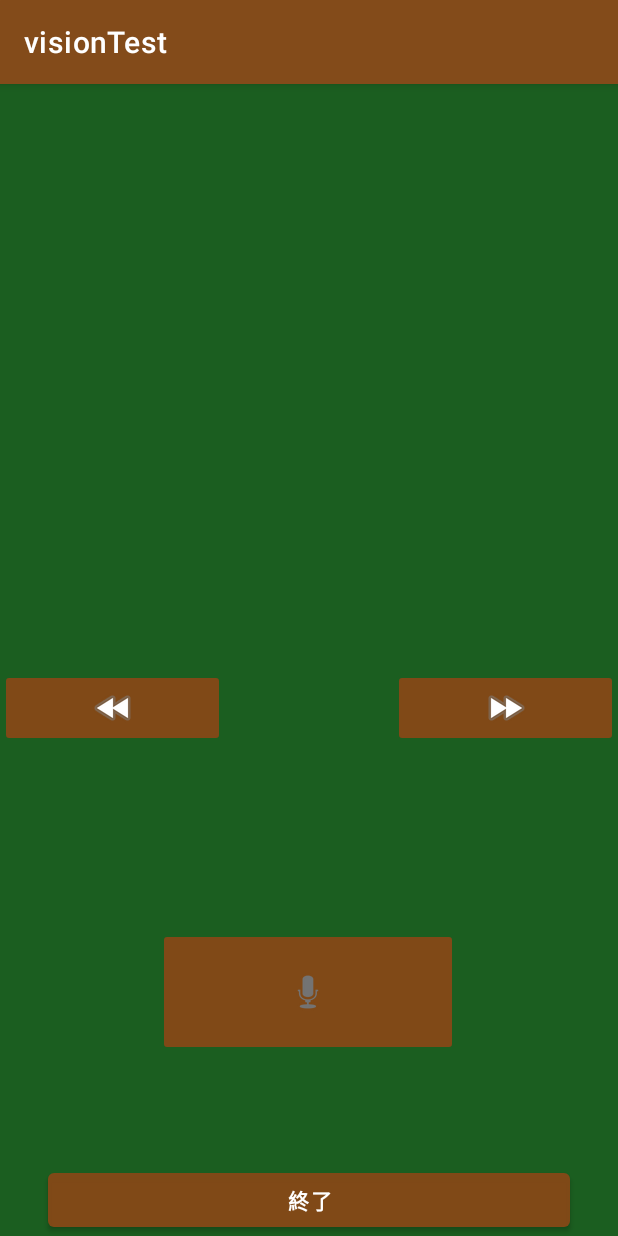
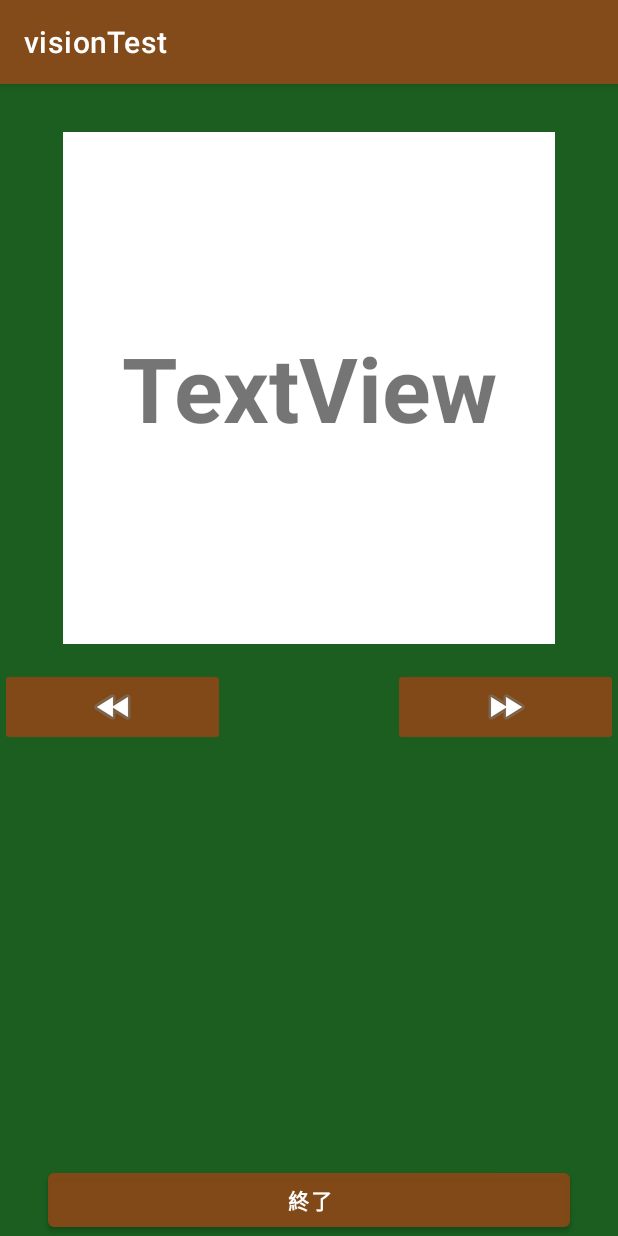
Before and after one commit to s20020/visionTest, an Android app: the StudyEnglish screen opened directly, with no data from a screen before it, on a phone screen of 412 x 824 dp. Run offline under Robolectric (Android 15) with nearby library versions, the phone set to English and light mode, and no system bars.

Commit message:
フラグメントをつかって、移動できてきた。 次は、レイアウトをしっかりさせるのと、実際に、単語をいれてみる。

```diff
--- /dev/null
+++ b/app/src/main/java/jp/ac/it_college/std/s20020/visiontest/JaText.kt
@@ -0,0 +1,27 @@
+package jp.ac.it_college.std.s20020.visiontest
+
+import android.os.Bundle
+import androidx.fragment.app.Fragment
+import android.view.LayoutInflater
+import android.view.View
+import android.view.ViewGroup
+
+class JaText : Fragment() {
+
+    override fun onCreate(savedInstanceState: Bundle?) {
+        super.onCreate(savedInstanceState)
+
+    }
+
+    override fun onCreateView(
+        inflater: LayoutInflater, container: ViewGroup?,
+        savedInstanceState: Bundle?
+    ): View? {
+        // Inflate the layout for this fragment
+        return inflater.inflate(R.layout.fragment_ja_text, container, false)
+    }
+
+
+
+
+}
--- /dev/null
+++ b/app/src/main/java/jp/ac/it_college/std/s20020/visiontest/Nothing.kt
@@ -0,0 +1,27 @@
+package jp.ac.it_college.std.s20020.visiontest
+
+import android.os.Bundle
+import androidx.fragment.app.Fragment
+import android.view.LayoutInflater
+import android.view.View
+import android.view.ViewGroup
+
+
+class Nothing : Fragment() {
+
+    override fun onCreate(savedInstanceState: Bundle?) {
+        super.onCreate(savedInstanceState)
+
+    }
+
+    override fun onCreateView(
+        inflater: LayoutInflater, container: ViewGroup?,
+        savedInstanceState: Bundle?
+    ): View? {
+        // Inflate the layout for this fragment
+        return inflater.inflate(R.layout.fragment_nothing, container, false)
+    }
+
+
+
+}
--- a/app/src/main/java/jp/ac/it_college/std/s20020/visiontest/StudyEnglish.kt
+++ b/app/src/main/java/jp/ac/it_college/std/s20020/visiontest/StudyEnglish.kt
@@ -1,11 +1,13 @@
 package jp.ac.it_college.std.s20020.visiontest
 
+import android.R
 import android.content.Intent
 import androidx.appcompat.app.AppCompatActivity
 import android.os.Bundle
 import android.speech.tts.TextToSpeech
 import android.speech.tts.UtteranceProgressListener
 import android.util.Log
+import androidx.fragment.app.Fragment
 import jp.ac.it_college.std.s20020.visiontest.databinding.ActivityStudyEnglishBinding
 
 class StudyEnglish : AppCompatActivity(), TextToSpeech.OnInitListener  {
@@ -26,10 +28,30 @@ class StudyEnglish : AppCompatActivity(), TextToSpeech.OnInitListener  {
         var list_number = intent.getIntExtra("LIST_NUMBER",0)
         val en_list = intent.getStringArrayListExtra("ENLIST")
         val ja_list = intent.getStringArrayListExtra("JALIST")
+        val which = intent.getStringExtra("A")
+
+
 
         // TTS インスタンス生成
         textToSpeech = TextToSpeech(this, this)
-        binding.speekerBtn.setOnClickListener{ speechText() }
+//        binding.speekerBtn.setOnClickListener{ speechText() }
+
+        //Fragmenのインスタンスを生成
+        val enText = EnText()
+        val jaText = JaText()
+        val speech = Speech()
+        val nothing = Nothing()
+
+        //
+        if(which == "English") {
+            replaceFragment(enText)
+            buttonFragment(speech)
+        }else {
+            replaceFragment(jaText)
+            buttonFragment(nothing)
+        }
+
+
 
         //最初の画面のときはleftボタンを押せなくする
         if(list_number == 0){
@@ -50,7 +72,7 @@ class StudyEnglish : AppCompatActivity(), TextToSpeech.OnInitListener  {
         println(ja_list?.get(10))
 
         //２つでセットのため÷２している
-        binding.studyEnText.text = en_list?.get(list_number/2)
+//        binding.studyEnText.text = en_list?.get(list_number/2)
 
 
 
@@ -61,26 +83,102 @@ class StudyEnglish : AppCompatActivity(), TextToSpeech.OnInitListener  {
         }
 
 
+        //１つ次へ
         binding.rightBtn.setOnClickListener{
-            val intent = Intent(this, StudyJapanese::class.java)
-            intent.putStringArrayListExtra("ENLIST", en_list)
-            intent.putStringArrayListExtra("JALIST", ja_list)
             list_number += 1
-            intent.putExtra("LIST_NUMBER", list_number)
             println(list_number)
-            startActivity(intent)
-            overridePendingTransition(R.anim.slide_in_right, R.anim.slide_out_left)
+            val fragment = supportFragmentManager.fragments
+            println(fragment)
+            if(jaText in fragment) {
+                replaceFragment(enText)
+                buttonFragment(speech)
+            }else {
+                replaceFragment(jaText)
+                buttonFragment(nothing)
+            }
+
+
+//            val intent = Intent(this, StudyJapanese::class.java)
+//            intent.putStringArrayListExtra("ENLIST", en_list)
+//            intent.putStringArrayListExtra("JALIST", ja_list)
+//            list_number += 1
+//            intent.putExtra("LIST_NUMBER", list_number)
+//            println(list_number)
+//            startActivity(intent)
+//            overridePendingTransition(R.anim.slide_in_right, R.anim.slide_out_left)
         }
 
+        //一つ前へ
         binding.leftBtn.setOnClickListener {
-            finish()
-            overridePendingTransition(R.anim.slide_in_left, R.anim.slide_out_right)
+//            finish()
+//            overridePendingTransition(R.anim.slide_in_left, R.anim.slide_out_right)
+
+            list_number -= 1
+            println(list_number)
+
+            val fragment = supportFragmentManager.fragments
+            println(fragment)
+            if(jaText in fragment) {
+                back(jaText, nothing)
+            }else {
+                back(enText, speech)
+            }
+
         }
 
 
     }
 
-    override fun onInit(status: Int) {
+    //フラグメントを入れ替えるための操作・・TEXT
+    fun replaceFragment(fragment: Fragment) {
+        val fragmentManager = supportFragmentManager
+        val fragmentTransaction = fragmentManager.beginTransaction()
+
+        fragmentTransaction.setCustomAnimations(
+            //遷移するとき
+            jp.ac.it_college.std.s20020.visiontest.R.anim.slide_in_right, jp.ac.it_college.std.s20020.visiontest.R.anim.slide_out_left,
+            //戻るときpopBackStack()
+            R.anim.slide_in_left, R.anim.slide_out_right
+        )
+        fragmentTransaction.replace(binding.container.id, fragment)
+        //画面を保存しておく
+        fragmentTransaction.addToBackStack(null)
+
+        fragmentTransaction.commit()
+    }
+
+    //フラグメントを入れ替えるための操作・・Speecer
+    fun buttonFragment(fragment: Fragment) {
+        val fragmentManager = supportFragmentManager
+        val fragmentTransaction = fragmentManager.beginTransaction()
+
+        fragmentTransaction.setCustomAnimations(
+            //遷移するとき
+            jp.ac.it_college.std.s20020.visiontest.R.anim.slide_in_right, jp.ac.it_college.std.s20020.visiontest.R.anim.slide_out_left,
+            //戻るときpopBackStack()
+            R.anim.slide_in_left, R.anim.slide_out_right
+        )
+
+        fragmentTransaction.replace(binding.container1.id, fragment)
+        //画面を保存しておく
+        fragmentTransaction.addToBackStack(null)
+
+        fragmentTransaction.commit()
+    }
+
+    fun back(fragment: Fragment, fragment1: Fragment) {
+        val fragmentManager = supportFragmentManager
+        val fragmentTransaction = fragmentManager.beginTransaction()
+//        fragment.parentFragmentManager.beginTransacRtion().remove(fragment).commit()
+        fragment.parentFragmentManager.popBackStack()
+        fragment1.parentFragmentManager.popBackStack()
+    }
+
+
+
+
+
+        override fun onInit(status: Int) {
          // TTS初期化
         if (TextToSpeech.SUCCESS == status) {
             Log.d("debug", "initialized")
@@ -99,22 +197,22 @@ class StudyEnglish : AppCompatActivity(), TextToSpeech.OnInitListener  {
         textToSpeech?.setPitch(1.0.toFloat())
     }
 
-    private fun speechText() {
-        val editor = binding.studyEnText
-        // EditTextからテキストを取得
-        val string = editor.text.toString()
-
-        if (0 < string.length) {
-            if (textToSpeech!!.isSpeaking()) {
-                textToSpeech!!.stop()
-                return
-            }
-            setSpeechRate()
-            setSpeechPitch()
-            textToSpeech!!.speak(string, TextToSpeech.QUEUE_FLUSH, null, "messageID")
-            setTtsListener()
-        }
-    }
+//    private fun speechText() {
+//        val editor = binding.studyEnText
+//        // EditTextからテキストを取得
+//        val string = editor.text.toString()
+//
+//        if (0 < string.length) {
+//            if (textToSpeech!!.isSpeaking()) {
+//                textToSpeech!!.stop()
+//                return
+//            }
+//            setSpeechRate()
+//            setSpeechPitch()
+//            textToSpeech!!.speak(string, TextToSpeech.QUEUE_FLUSH, null, "messageID")
+//            setTtsListener()
+//        }
+//    }
 
     // 読み上げの始まりと終わりを取得
     private fun setTtsListener() {
--- a/app/src/main/res/layout/activity_study_english.xml
+++ b/app/src/main/res/layout/activity_study_english.xml
@@ -6,43 +6,6 @@
     android:layout_height="match_parent"
     android:background="#1B5E20"
     tools:context=".StudyEnglish">
-
-    <TextView
-        android:id="@+id/study_en_text"
-        android:layout_width="0dp"
-        android:layout_height="350dp"
-        android:layout_marginStart="32dp"
-        android:layout_marginTop="32dp"
-        android:layout_marginEnd="32dp"
-        android:background="#FFFFFF"
-        android:backgroundTint="@color/bord"
-        android:gravity="center"
-        android:lineSpacingExtra="8sp"
-        android:text="TextView"
-        android:textAlignment="center"
-        android:textAllCaps="false"
-        android:textColor="@color/white"
-        android:textSize="34sp"
-        android:textStyle="bold"
-        android:typeface="normal"
-        app:layout_constraintEnd_toEndOf="parent"
-        app:layout_constraintHorizontal_bias="0.0"
-        app:layout_constraintStart_toStartOf="parent"
-        app:layout_constraintTop_toTopOf="parent" />
-
-    <ImageButton
-        android:id="@+id/speeker_btn"
-        android:layout_width="200dp"
-        android:layout_height="85dp"
-        android:layout_marginBottom="72dp"
-        android:backgroundTint="@color/huti"
-        app:layout_constraintBottom_toTopOf="@+id/end_btn"
-        app:layout_constraintEnd_toEndOf="parent"
-        app:layout_constraintHorizontal_bias="0.497"
-        app:layout_constraintStart_toStartOf="parent"
-        app:layout_constraintTop_toBottomOf="@+id/left_btn"
-        app:layout_constraintVertical_bias="1.0"
-        app:srcCompat="@android:drawable/ic_btn_speak_now" />
 
     <Button
         android:id="@+id/end_btn"
@@ -60,20 +23,46 @@
         android:id="@+id/right_btn"
         android:layout_width="150dp"
         android:layout_height="wrap_content"
-        android:layout_marginTop="8dp"
+        android:layout_marginTop="16dp"
         android:backgroundTint="@color/huti"
         app:layout_constraintEnd_toEndOf="parent"
-        app:layout_constraintTop_toBottomOf="@+id/study_en_text"
+        app:layout_constraintTop_toBottomOf="@+id/container"
         app:srcCompat="@android:drawable/ic_media_ff" />
 
     <ImageButton
         android:id="@+id/left_btn"
         android:layout_width="150dp"
         android:layout_height="wrap_content"
-        android:layout_marginTop="8dp"
+        android:layout_marginTop="16dp"
         android:backgroundTint="@color/huti"
         app:layout_constraintStart_toStartOf="parent"
-        app:layout_constraintTop_toBottomOf="@+id/study_en_text"
+        app:layout_constraintTop_toBottomOf="@+id/container"
         app:srcCompat="@android:drawable/ic_media_rew" />
 
+    <LinearLayout
+        android:id="@+id/container"
+        android:layout_width="328dp"
+        android:layout_height="341dp"
+        android:layout_marginStart="32dp"
+        android:layout_marginTop="32dp"
+        android:layout_marginEnd="32dp"
+        android:orientation="vertical"
+        app:layout_constraintEnd_toEndOf="parent"
+        app:layout_constraintStart_toStartOf="parent"
+        app:layout_constraintTop_toTopOf="parent"></LinearLayout>
+
+    <LinearLayout
+        android:id="@+id/container1"
+        android:layout_width="276dp"
+        android:layout_height="102dp"
+        android:layout_marginTop="32dp"
+        android:layout_marginBottom="64dp"
+        android:orientation="vertical"
+        app:layout_constraintBottom_toTopOf="@+id/end_btn"
+        app:layout_constraintEnd_toEndOf="parent"
+        app:layout_constraintHorizontal_bias="0.496"
+        app:layout_constraintStart_toStartOf="parent"
+        app:layout_constraintTop_toBottomOf="@+id/left_btn"
+        app:layout_constraintVertical_bias="0.818"></LinearLayout>
+
 </androidx.constraintlayout.widget.ConstraintLayout>
--- /dev/null
+++ b/app/src/main/res/layout/fragment_ja_text.xml
@@ -0,0 +1,18 @@
+<?xml version="1.0" encoding="utf-8"?>
+<FrameLayout xmlns:android="http://schemas.android.com/apk/res/android"
+    xmlns:tools="http://schemas.android.com/tools"
+    android:layout_width="match_parent"
+    android:layout_height="match_parent"
+    android:background="#FFFFFF"
+    tools:context=".JaText">
+
+    <TextView
+        android:id="@+id/textView2"
+        android:layout_width="411dp"
+        android:layout_height="268dp"
+        android:layout_gravity="center"
+        android:gravity="center"
+        android:text="TextView"
+        android:textSize="60sp"
+        android:textStyle="bold" />
+</FrameLayout>
--- /dev/null
+++ b/app/src/main/res/layout/fragment_nothing.xml
@@ -0,0 +1,6 @@
+<?xml version="1.0" encoding="utf-8"?>
+<FrameLayout xmlns:android="http://schemas.android.com/apk/res/android"
+    xmlns:tools="http://schemas.android.com/tools"
+    android:layout_width="match_parent"
+    android:layout_height="match_parent"
+    tools:context=".Nothing"/>
--- a/app/src/main/res/values/strings.xml
+++ b/app/src/main/res/values/strings.xml
@@ -20,5 +20,7 @@
     <string name="edit_com">編集完了</string>
     <string name="right">⇨</string>
     <string name="left">⇦</string>
+    <!-- TODO: Remove or change this placeholder text -->
+    <string name="hello_blank_fragment">Hello blank fragment</string>
 
 </resources>
```
Also changed, not shown: app/src/main/java/jp/ac/it_college/std/s20020/visiontest/EnText.kt (added, +24 -0 lines), app/src/main/java/jp/ac/it_college/std/s20020/visiontest/Order.kt (+4 -5 lines), app/src/main/java/jp/ac/it_college/std/s20020/visiontest/Speech.kt (added, +25 -0 lines), app/src/main/res/layout/fragment_en_text.xml (added, +18 -0 lines), app/src/main/res/layout/fragment_speech.xml (added, +16 -0 lines).
